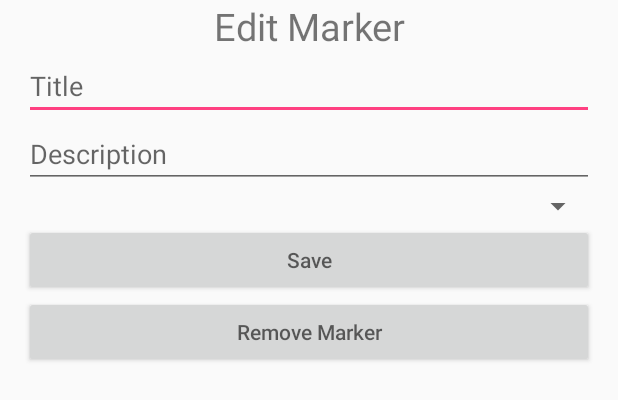
After one commit to lucassklp/EasyStreets, an Android app: the layout dialog_marker_edit.xml on its own in the app's theme, with its tools: preview values and no code run, on a phone screen of 412 x 824 dp. The commit adds this screen. Shown: the top 400 px of the screen. Run offline under Robolectric (Android 15) with nearby library versions, the phone set to English and light mode, and no system bars.

Commit message:
Edit Marker

```diff
--- /dev/null
+++ b/Mobile/EasyStreets/app/src/main/res/layout/dialog_marker_edit.xml
@@ -0,0 +1,48 @@
+<?xml version="1.0" encoding="utf-8"?>
+<LinearLayout xmlns:android="http://schemas.android.com/apk/res/android"
+    android:layout_width="match_parent"
+    android:layout_height="match_parent"
+    android:paddingLeft="16dp"
+    android:paddingRight="16dp"
+    android:orientation="vertical" >
+
+
+    <TextView
+        android:id="@+id/text_edit_marker"
+        android:layout_width="match_parent"
+        android:layout_height="wrap_content"
+        android:textSize="25dp"
+        android:textAlignment="center"
+        android:text="@string/text_edit_marker" />
+
+    <EditText
+        android:id="@+id/edit_txtTitle"
+        android:layout_width="match_parent"
+        android:layout_height="wrap_content"
+        android:hint="@string/edit_txtTitle" />
+
+    <EditText
+        android:id="@+id/edit_txtDescription"
+        android:layout_width="match_parent"
+        android:layout_height="wrap_content"
+        android:ems="10"
+        android:hint="@string/edit_txtDescription" />
+
+
+    <Spinner
+        android:id="@+id/edit_spinner"
+        android:layout_width="match_parent"
+        android:layout_height="wrap_content" />
+
+    <Button
+        android:id="@+id/edit_btnAddMarker"
+        android:layout_width="match_parent"
+        android:layout_height="wrap_content"
+        android:hint="@string/edit_btnAddMarker" />
+
+    <Button
+        android:id="@+id/edit_btnRemoveMarker"
+        android:layout_width="match_parent"
+        android:layout_height="wrap_content"
+        android:hint="@string/edit_btnRemoveMarker" />
+</LinearLayout>
--- a/Mobile/EasyStreets/app/src/main/res/values/strings.xml
+++ b/Mobile/EasyStreets/app/src/main/res/values/strings.xml
@@ -3,6 +3,14 @@
     <string name="title_activity_login">Sign in</string>
     <string name="title_activity_register"> Register </string>
     <string name="function_logout">Logout</string>
+
+    <!-- Edit Marker -->
+    <string name="text_edit_marker">Edit Marker</string>
+    <string name="edit_txtTitle">Title</string>
+    <string name="edit_txtDescription">Description</string>
+    <string name="edit_spinner">Edit Spinner</string>
+    <string name="edit_btnAddMarker">Save</string>
+    <string name="edit_btnRemoveMarker">Remove Marker</string>
 
     <!-- Strings related to login -->
     <string name="prompt_email">Email</string>
```
